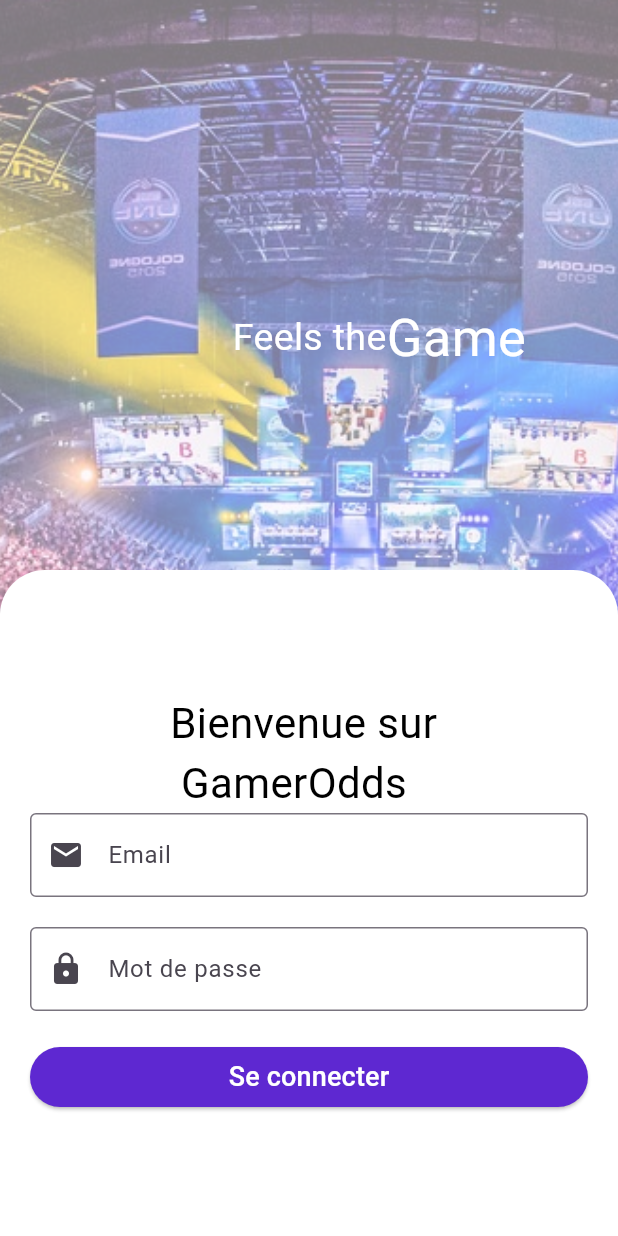
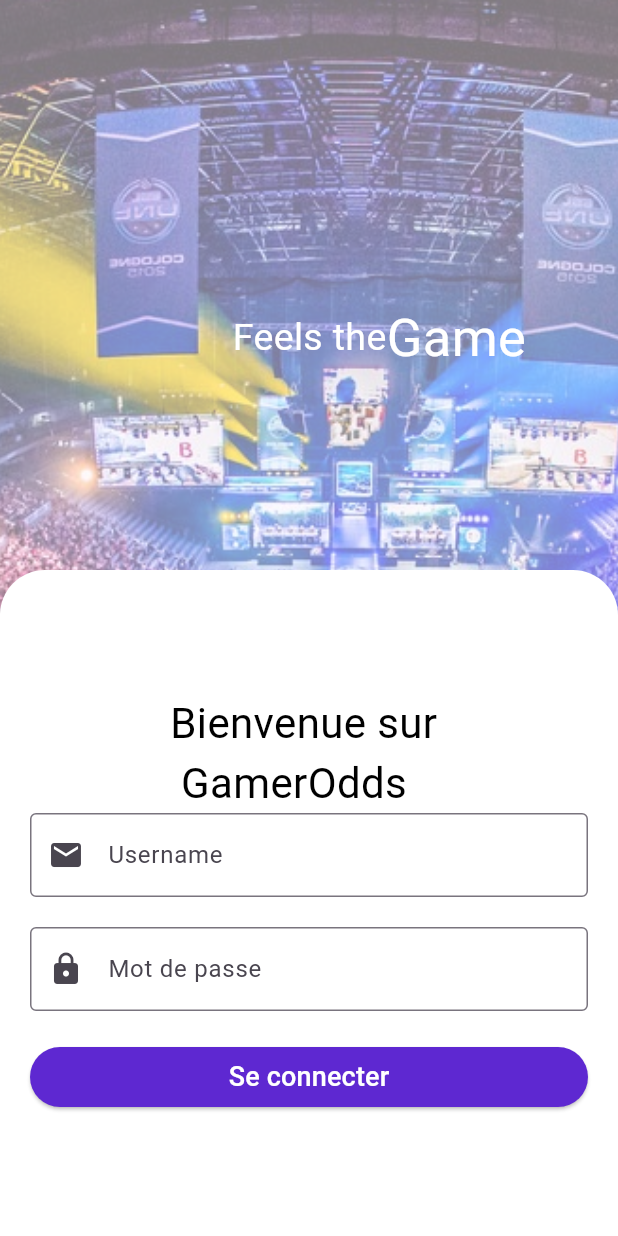
Before and after one commit to nbsidiki/GamerOdds, a Flutter app: the screen it shows after launch, after a tap on "Page de Connexion", on a phone screen of 412 x 824 dp. Run offline on Flutter 3.47's test engine with Material 3 defaults, Android fonts, the phone set to English and light mode, and no system bars.

Commit message:
fix login and create sign

```diff
--- a/lib/main.dart
+++ b/lib/main.dart
@@ -1,5 +1,5 @@
 import 'package:flutter/material.dart';
-import 'package:gamer_oods_flutter_application/ui/connexion_page.dart';
+import 'package:gamer_oods_flutter_application/ui/login_page.dart';
 
 void main() {
   runApp(const MyApp());
--- /dev/null
+++ b/lib/ui/login_page.dart
@@ -0,0 +1,98 @@
+import 'package:flutter/material.dart';
+
+class LoginPage extends StatelessWidget {
+  const LoginPage({super.key});
+
+  @override
+  Widget build(BuildContext context) {
+    return MaterialApp(
+      home: Scaffold(
+        body: SafeArea(
+          child: Stack(
+            children: [
+              Expanded(
+                flex: 2,
+                child: Container(
+                  decoration: const BoxDecoration(
+                    image: DecorationImage(
+                      image: AssetImage('assets/images/login_background.png'),
+                      fit: BoxFit.cover,
+                    ),
+                  ),
+                ),
+              ),
+              Container(
+                margin: const EdgeInsets.only(top: 200),
+                padding: EdgeInsets.only(left: 155),
+                child: Row(
+                  children: [
+                    Text("Feels the",
+                        style: TextStyle(fontSize: 25, color: Colors.white)),
+                    Text("Game",
+                        style: TextStyle(fontSize: 35, color: Colors.white)),
+                  ],
+                ),
+              ),
+              Container(
+                margin: const EdgeInsets.only(bottom: 0.0, top: 380.0),
+                decoration: const BoxDecoration(
+                  borderRadius: BorderRadius.only(
+                      topLeft: Radius.circular(30.0),
+                      topRight: Radius.circular(30.0)),
+                  color: Colors.white,
+                ),
+                child: Expanded(
+                  flex: 3,
+                  child: Padding(
+                    padding: const EdgeInsets.all(20.0),
+                    child: Container(
+                      child: Column(
+                        mainAxisAlignment: MainAxisAlignment.center,
+                        children: [
+                          const Text('Bienvenue sur \n GamerOdds',
+                              style:
+                                  TextStyle(fontSize: 28, color: Colors.black)),
+                          TextFormField(
+                              keyboardType: TextInputType.text,
+                              decoration: const InputDecoration(
+                                labelText: 'Username',
+                                prefixIcon: Icon(Icons.email),
+                                border: OutlineInputBorder(),
+                              )),
+                          const SizedBox(height: 20),
+                          TextFormField(
+                            keyboardType: TextInputType.visiblePassword,
+                            decoration: const InputDecoration(
+                              labelText: 'Mot de passe',
+                              prefixIcon: Icon(Icons.lock),
+                              border: OutlineInputBorder(),
+                            ),
+                            obscureText: true,
+                          ),
+                          const SizedBox(height: 20),
+                          Container(
+                            width: double.infinity,
+                            child: ElevatedButton(
+                              style: ElevatedButton.styleFrom(
+                                primary: Color(
+                                    0xff5E28D1), // Couleur violette pour le bouton
+                              ),
+                              onPressed: () {},
+                              child: const Text('Se connecter',
+                                  style: TextStyle(
+                                      fontSize: 18, color: Colors.white)),
+                            ),
+                          ),
+                        ],
+                      ),
+                    ),
+                  ),
+                ),
+              )
+            ],
+          ),
+        ),
+      ),
+    );
+  }
+}
--- a/lib/ui/connexion_page.dart
+++ b/lib/ui/signin_page.dart
@@ -1,7 +1,7 @@
 import 'package:flutter/material.dart';
 
-class LoginPage extends StatelessWidget {
-  const LoginPage({super.key});
+class SigninPage extends StatelessWidget {
+  const SigninPage({super.key});
 
   @override
   Widget build(BuildContext context) {
@@ -49,34 +49,31 @@
                       child: Column(
                         mainAxisAlignment: MainAxisAlignment.center,
                         children: [
-                          const Text('Bienvenue sur \n GamerOdds',
+                          const Text('Inscription',
                               style:
-                                  TextStyle(fontSize: 28, color: Colors.black)),
+                                  TextStyle(fontSize: 24, color: Colors.black)),
                           TextFormField(
-                            keyboardType: TextInputType.emailAddress,
+                              keyboardType: TextInputType.emailAddress,
+                              decoration: const InputDecoration(
+                                labelText: 'Username',
+                                prefixIcon: Icon(Icons.email),
+                                border: OutlineInputBorder(),
+                              )),
+                          const SizedBox(height: 20),
+                          TextFormField(
+                            keyboardType: TextInputType.visiblePassword,
                             decoration: const InputDecoration(
-                              labelText: 'Email',
-                              prefixIcon: Icon(Icons.email),
+                              labelText: 'Mot de passe',
+                              prefixIcon: Icon(Icons.lock),
                               border: OutlineInputBorder(),
                             ),
-                            validator: (value) {
-                              if (value!.isEmpty) {
-                                return 'Please enter a valid email address';
-                              }
-                              if (!value.contains('@')) {
-                                return 'Email is invalid, must contain @';
-                              }
-                              if (!value.contains('.')) {
-                                return 'Email is invalid, must contain .';
-                              }
-                              return null;
-                            },
+                            obscureText: true,
                           ),
                           const SizedBox(height: 20),
                           TextFormField(
                             keyboardType: TextInputType.visiblePassword,
                             decoration: const InputDecoration(
-                              labelText: 'Mot de passe',
+                              labelText: 'Confirmation de Mot de passe',
                               prefixIcon: Icon(Icons.lock),
                               border: OutlineInputBorder(),
                             ),
@@ -91,7 +88,7 @@
                                     0xff5E28D1), // Couleur violette pour le bouton
                               ),
                               onPressed: () {},
-                              child: const Text('Se connecter',
+                              child: const Text('inscription',
                                   style: TextStyle(
                                       fontSize: 18, color: Colors.white)),
                             ),
```
